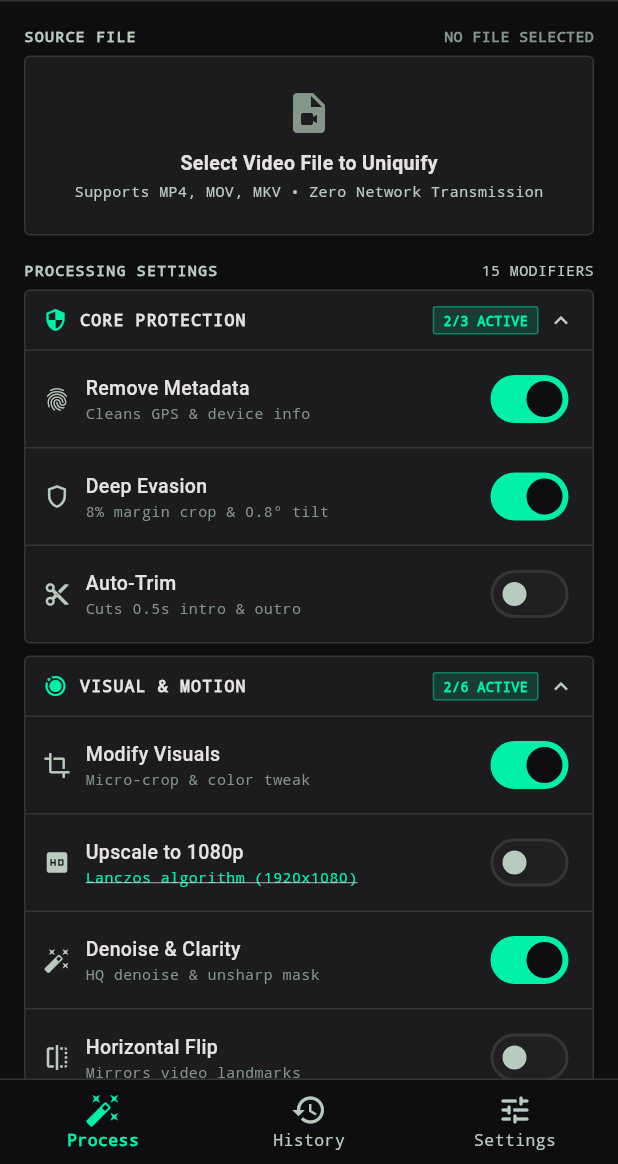
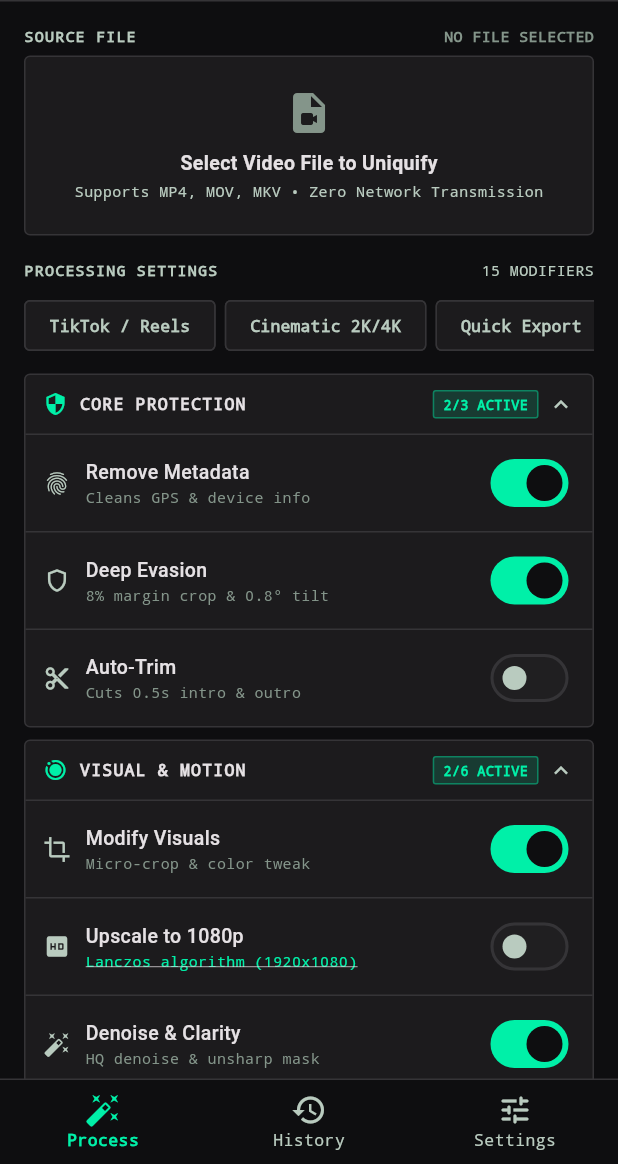
Before and after one commit to novri-ra/nra-video-uniquifier, a Flutter app: the screen it shows after launch, on a phone screen of 412 x 824 dp, the part 72-1236 px from its top. Run offline on Flutter 3.47's test engine with Material 3 defaults, Android fonts, the phone set to English and light mode, and no system bars; our stand-ins replace file_picker, flutter_local_notifications, open_filex, permission_handler, share_plus, shared_preferences; missing offline and left inert: ffmpeg_kit_flutter_new, storage_space.

Commit message:
feat(engine): master engine 100% load, faststart, and ux optimization
- Add unconstrained multi-threading (-threads 0) with thermal throttle fallback (-threads 4)
- Accelerate 2K/4K high-res renders to -preset faster with lossless parity (-crf 17 -tune film)
- Enforce strict even dimension rounding before yuv420p formatting
- Inject -movflags +faststart and BT.709 color primaries metadata
- Enforce CFR mode (-fps_mode cfr) and complete studio audio pipeline (aresample, aformat, loudnorm, 192k AAC)
- Add native NCNN JNI dynamic CPU hardware concurrency threads (4-8)
- Implement StorageService with 2GB pre-flight check, auto-prune stale files, and graceful cleanup
- Add discrete item cancellation and inter-item memory purge to BatchQueueProvider
- Add quick preset chip selector and manual sharpening & saturation tuning sliders
- Add PopScope cancellation guard, remove debug simulations, and set notification channel

```diff
--- a/lib/core/services/notification_service.dart
+++ b/lib/core/services/notification_service.dart
@@ -18,7 +18,7 @@ class NotificationService {
   static const int progressNotificationId = 8801;
   static const int completeNotificationId = 8802;
 
-  static const String processChannelId = 'video_process_channel';
+  static const String processChannelId = 'nra_video_processing_channel';
   static const String completeChannelId = 'video_complete_channel';
 
   static int _lastProgressPercent = -1;
@@ -38,7 +38,7 @@ class NotificationService {
         await androidPlugin.createNotificationChannel(
           const AndroidNotificationChannel(
             processChannelId,
-            'Video Processing',
+            'Pemrosesan Video NRA',
             description: 'Ongoing video processing progress',
             importance: Importance.low,
             playSound: false,
@@ -104,7 +104,7 @@ class NotificationService {
 
     final androidDetails = AndroidNotificationDetails(
       processChannelId,
-      'Video Processing',
+      'Pemrosesan Video NRA',
       channelDescription: 'Ongoing video processing progress',
       importance: Importance.low,
       priority: Priority.low,
--- a/lib/core/services/settings_service.dart
+++ b/lib/core/services/settings_service.dart
@@ -109,6 +109,9 @@ class SettingsService {
   static const String keyUpscale1080p = 'app_upscale_1080p';
   static const String keyBlurredCanvas = 'app_blurred_canvas';
   static const String keyMuteOriginalAudio = 'app_mute_original_audio';
+  static const String keyThermalThrottle = 'app_thermal_throttle';
+  static const String keySharpeningLevel = 'app_sharpening_level';
+  static const String keySaturationLevel = 'app_saturation_level';
 
   static Future<bool> _getBool(String key, bool fallback) async =>
       (await SharedPreferences.getInstance()).getBool(key) ?? fallback;
@@ -193,6 +196,29 @@ class SettingsService {
 
   static Future<bool> getMuteOriginalAudio() => _getBool(keyMuteOriginalAudio, false);
   static Future<void> setMuteOriginalAudio(bool enabled) => _setBool(keyMuteOriginalAudio, enabled);
+
+  static Future<bool> getThermalThrottle() => _getBool(keyThermalThrottle, false);
+  static Future<void> setThermalThrottle(bool enabled) => _setBool(keyThermalThrottle, enabled);
+
+  static Future<double> getSharpeningLevel() async {
+    final prefs = await SharedPreferences.getInstance();
+    return prefs.getDouble(keySharpeningLevel) ?? 1.0;
+  }
+
+  static Future<void> setSharpeningLevel(double val) async {
+    final prefs = await SharedPreferences.getInstance();
+    await prefs.setDouble(keySharpeningLevel, val);
+  }
+
+  static Future<double> getSaturationLevel() async {
+    final prefs = await SharedPreferences.getInstance();
+    return prefs.getDouble(keySaturationLevel) ?? 1.0;
+  }
+
+  static Future<void> setSaturationLevel(double val) async {
+    final prefs = await SharedPreferences.getInstance();
+    await prefs.setDouble(keySaturationLevel, val);
+  }
 
   static Future<bool> getEnhanceAndDenoise() => _getBool(keyEnhanceAndDenoise, true);
   static Future<void> setEnhanceAndDenoise(bool enabled) => _setBool(keyEnhanceAndDenoise, enabled);
--- a/lib/features/process/screens/process_screen.dart
+++ b/lib/features/process/screens/process_screen.dart
@@ -137,6 +137,8 @@ class _ProcessBody extends StatelessWidget {
         const SizedBox(height: 16),
         const ModifiersHeader(),
         const SizedBox(height: 6),
+        PresetChipRow(provider: provider),
+        const SizedBox(height: 8),
         ModifiersCard(provider: provider, onOpenAdvanced: onOpenAdvanced),
         const SizedBox(height: 12),
         EngineStateStrip(provider: provider, onTap: onOpenAdvanced),
--- a/lib/features/process/widgets/modifiers_card.dart
+++ b/lib/features/process/widgets/modifiers_card.dart
@@ -2,8 +2,82 @@ import 'package:flutter/material.dart';
 import '../../../../core/providers/uniquifier_provider.dart';
 import '../../../../core/services/settings_service.dart';
 import '../../../../core/theme/app_theme.dart';
+import '../../../../shared/widgets/category_accordion_card.dart';
 import '../../../../shared/widgets/setting_slider_toggle_row.dart';
 import '../../../../shared/widgets/setting_toggle_row.dart';
+
+class PresetChipRow extends StatelessWidget {
+  final UniquifierProvider provider;
+  const PresetChipRow({super.key, required this.provider});
+
+  @override
+  Widget build(BuildContext context) {
+    return SingleChildScrollView(
+      scrollDirection: Axis.horizontal,
+      child: Row(
+        children: [
+          _PresetChip(
+            label: 'TikTok / Reels',
+            isSelected: provider.activePreset == 'TikTok / Reels',
+            onTap: () => provider.applyPreset(
+              removeMetadata: true, modifyAudio: true, modifyVisuals: true,
+              upscale1080p: false, upscaleTarget: '1080p',
+              enableEnhanceAndDenoise: false, enableDeepAntiFingerprint: true,
+              enableHorizontalFlip: true, enableAutoTrim: true,
+              enableBlurredCanvas: true, canvasScalePercent: 95.0,
+              presetName: 'TikTok / Reels',
+            ),
+          ),
+          const SizedBox(width: 6),
+          _PresetChip(
+            label: 'Cinematic 2K/4K',
+            isSelected: provider.activePreset == 'Cinematic 2K/4K',
+            onTap: () => provider.applyPreset(
+              removeMetadata: true, modifyAudio: true, modifyVisuals: true,
+              upscale1080p: true, upscaleTarget: '2k',
+              enableEnhanceAndDenoise: true, enableDeepAntiFingerprint: false,
+              enableHorizontalFlip: false, enableBlurredCanvas: false,
+              presetName: 'Cinematic 2K/4K',
+            ),
+          ),
+          const SizedBox(width: 6),
+          _PresetChip(
+            label: 'Quick Export',
+            isSelected: provider.activePreset == 'Quick Export',
+            onTap: () => provider.applyPreset(
+              removeMetadata: true, modifyAudio: false, modifyVisuals: false,
+              upscale1080p: false, upscaleTarget: '1080p',
+              enableEnhanceAndDenoise: false, enableDeepAntiFingerprint: false,
+              enableHorizontalFlip: false, enableBlurredCanvas: false,
+              presetName: 'Quick Export',
+            ),
+          ),
+        ],
+      ),
+    );
+  }
+}
+
+class _PresetChip extends StatelessWidget {
+  final String label;
+  final bool isSelected;
+  final VoidCallback onTap;
+  const _PresetChip({required this.label, required this.isSelected, required this.onTap});
+
+  @override
+  Widget build(BuildContext context) {
+    return ActionChip(
+      label: Text(label, style: TextStyle(
+        color: isSelected ? AppColors.onPrimary : AppColors.onSurfaceVariant,
+        fontSize: 11, fontWeight: FontWeight.w600, fontFamily: 'monospace',
+      )),
+      backgroundColor: isSelected ? AppColors.primaryContainer : AppColors.surfaceContainerLow,
+      side: BorderSide(color: isSelected ? AppColors.primaryContainer : AppColors.surfaceContainerHighest),
+      shape: RoundedRectangleBorder(borderRadius: BorderRadius.circular(4)),
+      onPressed: onTap,
+    );
+  }
+}
 
 class ModifiersHeader extends StatelessWidget {
   const ModifiersHeader({super.key});
@@ -68,7 +142,9 @@ class ModifiersCard extends StatelessWidget {
 
         final textureActive = (provider.enableBlurredCanvas ? 1 : 0) +
             (provider.enableChromaShift ? 1 : 0) +
-            (provider.enableMicroOverlay ? 1 : 0);
+            (provider.enableMicroOverlay ? 1 : 0) +
+            (provider.sharpeningLevel != 1.0 ? 1 : 0) +
+            (provider.saturationLevel != 1.0 ? 1 : 0);
 
         final audioActive = (provider.modifyAudio ? 1 : 0) +
             (provider.enableAggressiveAudio ? 1 : 0) +
@@ -76,7 +152,7 @@ class ModifiersCard extends StatelessWidget {
 
         return Column(
           children: [
-            _CategoryAccordionCard(
+            CategoryAccordionCard(
               title: 'CORE PROTECTION',
               icon: Icons.security,
               activeCount: coreActive,
@@ -109,7 +185,7 @@ class ModifiersCard extends StatelessWidget {
               ],
             ),
             const SizedBox(height: 8),
-            _CategoryAccordionCard(
+            CategoryAccordionCard(
               title: 'VISUAL & MOTION',
               icon: Icons.motion_photos_on,
               activeCount: visualActive,
@@ -169,11 +245,11 @@ class ModifiersCard extends StatelessWidget {
               ],
             ),
             const SizedBox(height: 8),
-            _CategoryAccordionCard(
+            CategoryAccordionCard(
               title: 'FRAMING & TEXTURE',
               icon: Icons.auto_awesome_mosaic,
               activeCount: textureActive,
-              totalCount: 3,
+              totalCount: 5,
               initiallyExpanded: true,
               children: [
                 SettingSliderToggleRow(
@@ -202,10 +278,36 @@ class ModifiersCard extends StatelessWidget {
                   value: provider.enableMicroOverlay,
                   onChanged: provider.toggleMicroOverlay,
                 ),
+                const Divider(color: AppColors.surfaceContainerHighest, height: 1),
+                SettingSliderToggleRow(
+                  icon: Icons.deblur,
+                  title: 'Sharpening Level',
+                  subtitle: 'Adjust unsharp mask intensity',
+                  value: true,
+                  onChanged: (_) {},
+                  sliderValue: provider.sharpeningLevel * 100,
+                  min: 20.0,
+                  max: 200.0,
+                  sliderLabel: '${provider.sharpeningLevel.toStringAsFixed(1)}x',
+                  onSliderChanged: (v) => provider.setSharpeningLevel(v / 100),
+                ),
+                const Divider(color: AppColors.surfaceContainerHighest, height: 1),
+                SettingSliderToggleRow(
+                  icon: Icons.color_lens_outlined,
+                  title: 'Saturation Level',
+                  subtitle: 'Color intensity control',
+                  value: true,
+                  onChanged: (_) {},
+                  sliderValue: provider.saturationLevel * 100,
+                  min: 80.0,
+                  max: 130.0,
+                  sliderLabel: '${provider.saturationLevel.toStringAsFixed(2)}x',
+                  onSliderChanged: (v) => provider.setSaturationLevel(v / 100),
+                ),
               ],
             ),
             const SizedBox(height: 8),
-            _CategoryAccordionCard(
+            CategoryAccordionCard(
               title: 'AUDIO MASKING',
               icon: Icons.graphic_eq,
               activeCount: audioActive,
@@ -243,123 +345,3 @@ class ModifiersCard extends StatelessWidget {
     );
   }
 }
-
-class _CategoryAccordionCard extends StatefulWidget {
-  final String title;
-  final IconData icon;
-  final int activeCount;
-  final int totalCount;
-  final bool initiallyExpanded;
-  final List<Widget> children;
-
-  const _CategoryAccordionCard({
-    required this.title,
-    required this.icon,
-    required this.activeCount,
-    required this.totalCount,
-    this.initiallyExpanded = false,
-    required this.children,
-  });
-
-  @override
-  State<_CategoryAccordionCard> createState() => _CategoryAccordionCardState();
-}
-
-class _CategoryAccordionCardState extends State<_CategoryAccordionCard> {
-  late bool _expanded;
-
-  @override
-  void initState() {
-    super.initState();
-    _expanded = widget.initiallyExpanded;
-  }
-
-  @override
-  Widget build(BuildContext context) {
-    return Container(
-      decoration: BoxDecoration(
-        color: AppColors.surfaceContainerLow,
-        borderRadius: BorderRadius.circular(4),
-        border: Border.all(color: AppColors.surfaceContainerHighest),
-      ),
-      child: Column(
-        children: [
-          InkWell(
-            onTap: () => setState(() => _expanded = !_expanded),
-            borderRadius: BorderRadius.circular(4),
-            child: Padding(
-              padding: const EdgeInsets.symmetric(horizontal: 12, vertical: 10),
-              child: Row(
-                mainAxisAlignment: MainAxisAlignment.spaceBetween,
-                children: [
-                  Expanded(
-                    child: Row(
-                      children: [
-                        Icon(widget.icon, color: AppColors.primaryContainer, size: 16),
-                        const SizedBox(width: 8),
-                        Expanded(
-                          child: Text(
-                            widget.title,
-                            style: const TextStyle(
-                              color: AppColors.onSurface,
-                              fontSize: 11,
-                              fontWeight: FontWeight.w700,
-                              letterSpacing: 0.8,
-                              fontFamily: 'monospace',
-                            ),
-                            maxLines: 1,
-                            overflow: TextOverflow.ellipsis,
-                          ),
-                        ),
-                      ],
-                    ),
-                  ),
-                  const SizedBox(width: 6),
-                  Row(
-                    children: [
-                      Container(
-                        padding: const EdgeInsets.symmetric(horizontal: 6, vertical: 2),
-                        decoration: BoxDecoration(
-                          color: widget.activeCount > 0
-                              ? AppColors.primaryContainer.withValues(alpha: 0.15)
-                              : AppColors.surfaceContainer,
-                          borderRadius: BorderRadius.circular(2),
-                          border: Border.all(
-                            color: widget.activeCount > 0
-                                ? AppColors.primaryContainer.withValues(alpha: 0.4)
-                                : AppColors.surfaceContainerHighest,
-                          ),
-                        ),
-                        child: Text(
-                          '${widget.activeCount}/${widget.totalCount} ACTIVE',
-                          style: TextStyle(
-                            color: widget.activeCount > 0
-                                ? AppColors.primaryContainer
-                                : AppColors.outline,
-                            fontSize: 9,
-                            fontWeight: FontWeight.w700,
-                            fontFamily: 'monospace',
-                          ),
-                        ),
-                      ),
-                      const SizedBox(width: 6),
-                      Icon(
-                        _expanded ? Icons.keyboard_arrow_up : Icons.keyboard_arrow_down,
-                        color: AppColors.onSurfaceVariant,
-                        size: 18,
-                      ),
-                    ],
-                  ),
-                ],
-              ),
-            ),
-          ),
-          if (_expanded) ...[
-            const Divider(color: AppColors.surfaceContainerHighest, height: 1),
-            ...widget.children,
-          ],
-        ],
-      ),
-    );
-  }
-}
--- a/lib/features/process/widgets/processing_log_viewer.dart
+++ b/lib/features/process/widgets/processing_log_viewer.dart
@@ -137,7 +137,7 @@ class _TerminalLogBox extends StatelessWidget {
   @override
   Widget build(BuildContext context) {
     return Container(
-      height: 60,
+      height: 120,
       padding: const EdgeInsets.all(8),
       decoration: BoxDecoration(
         color: AppColors.surfaceContainerLowest,
--- a/lib/features/settings/widgets/preset_profile_card.dart
+++ b/lib/features/settings/widgets/preset_profile_card.dart
@@ -14,11 +14,11 @@ class PresetProfileCard extends StatelessWidget {
       children: [
         _PresetTile(
           icon: Icons.bolt,
-          title: 'TikTok Fast',
-          description: '8% crop, dynamic micro-tilt, metadata scrub & auto-trim',
+          title: 'TikTok / Reels Aggressive',
+          description: 'HFlip ON, Micro-Trim, Canvas Blur 95%, Noise tipis, 1080p',
           badge: 'FAST',
           badgeColor: AppColors.primaryContainer,
-          isSelected: provider.activePreset == 'TikTok Fast',
+          isSelected: provider.activePreset == 'TikTok / Reels',
           onTap: () => provider.applyPreset(
             removeMetadata: true,
             modifyAudio: true,
@@ -26,18 +26,21 @@ class PresetProfileCard extends StatelessWidget {
             upscale1080p: false,
             enableEnhanceAndDenoise: false,
             enableDeepAntiFingerprint: true,
+            enableHorizontalFlip: true,
             enableAutoTrim: true,
-            presetName: 'TikTok Fast',
+            enableBlurredCanvas: true,
+            canvasScalePercent: 95.0,
+            presetName: 'TikTok / Reels',
           ),
         ),
         const SizedBox(height: 8),
         _PresetTile(
-          icon: Icons.security,
-          title: 'Maximum Anti-Fingerprint',
-          description: '2K Lanczos, flip, pink noise, dual-band EQ & trim',
-          badge: 'ULTRA',
+          icon: Icons.movie_filter,
+          title: 'Cinematic 2K / 4K Clean',
+          description: 'No HFlip, No Canvas Blur, AI Upscale + Unsharp, Target 2K',
+          badge: 'CINEMA',
           badgeColor: AppColors.secondary,
-          isSelected: provider.activePreset == 'Maximum Anti-Fingerprint',
+          isSelected: provider.activePreset == 'Cinematic 2K/4K',
           onTap: () => provider.applyPreset(
             removeMetadata: true,
             modifyAudio: true,
@@ -45,21 +48,20 @@ class PresetProfileCard extends StatelessWidget {
             upscale1080p: true,
             upscaleTarget: '2k',
             enableEnhanceAndDenoise: true,
-            enableDeepAntiFingerprint: true,
-            enableHorizontalFlip: true,
-            enableAggressiveAudio: true,
-            enableAutoTrim: true,
-            presetName: 'Maximum Anti-Fingerprint',
+            enableDeepAntiFingerprint: false,
+            enableHorizontalFlip: false,
+            enableBlurredCanvas: false,
+            presetName: 'Cinematic 2K/4K',
           ),
         ),
         const SizedBox(height: 8),
         _PresetTile(
-          icon: Icons.shield_outlined,
-          title: 'Lossless Stealth',
-          description: 'Zero visual distortion • Pure container & EXIF scrubbing',
-          badge: 'CLEAN',
+          icon: Icons.flash_on,
+          title: 'Ultra-Light / Quick Export',
+          description: 'Minimal filters, CRF 22, no AI upscale, metadata scrub only',
+          badge: 'QUICK',
           badgeColor: AppColors.outline,
-          isSelected: provider.activePreset == 'Lossless Stealth',
+          isSelected: provider.activePreset == 'Quick Export',
           onTap: () => provider.applyPreset(
             removeMetadata: true,
             modifyAudio: false,
@@ -70,7 +72,8 @@ class PresetProfileCard extends StatelessWidget {
             enableHorizontalFlip: false,
             enableAggressiveAudio: false,
             enableAutoTrim: false,
-            presetName: 'Lossless Stealth',
+            enableBlurredCanvas: false,
+            presetName: 'Quick Export',
           ),
         ),
       ],
--- a/lib/main.dart
+++ b/lib/main.dart
@@ -5,6 +5,7 @@ import 'core/providers/batch_queue_provider.dart';
 import 'core/providers/uniquifier_provider.dart';
 import 'core/services/notification_service.dart';
 import 'core/services/settings_service.dart';
+import 'core/services/storage_service.dart';
 import 'core/theme/app_theme.dart';
 import 'features/navigation/screens/root_navigation_screen.dart';
 
@@ -14,6 +15,7 @@ void main() async {
     FFmpegKitConfig.setSessionHistorySize(3);
   } catch (_) {}
   try {
+    await StorageService.pruneStaleFiles();
     await SettingsService.purgeTempCache();
   } catch (_) {}
   try {
--- /dev/null
+++ b/lib/shared/widgets/category_accordion_card.dart
@@ -0,0 +1,128 @@
+import 'package:flutter/material.dart';
+import '../../../core/theme/app_theme.dart';
+
+class CategoryAccordionCard extends StatefulWidget {
+  final String title;
+  final IconData icon;
+  final int activeCount;
+  final int totalCount;
+  final bool initiallyExpanded;
+  final List<Widget> children;
+
+  const CategoryAccordionCard({
+    super.key,
+    required this.title,
+    required this.icon,
+    required this.activeCount,
+    required this.totalCount,
+    this.initiallyExpanded = false,
+    required this.children,
+  });
+
+  @override
+  State<CategoryAccordionCard> createState() => _CategoryAccordionCardState();
+}
+
+class _CategoryAccordionCardState extends State<CategoryAccordionCard> {
+  late bool _expanded;
+
+  @override
+  void initState() {
+    super.initState();
+    _expanded = widget.initiallyExpanded;
+  }
+
+  @override
+  Widget build(BuildContext context) {
+    return Container(
+      decoration: BoxDecoration(
+        color: AppColors.surfaceContainerLow,
+        borderRadius: BorderRadius.circular(4),
+        border: Border.all(color: AppColors.surfaceContainerHighest),
+      ),
+      child: Column(
+        children: [
+          InkWell(
+            onTap: () => setState(() => _expanded = !_expanded),
+            borderRadius: BorderRadius.circular(4),
+            child: Padding(
+              padding: const EdgeInsets.symmetric(horizontal: 12, vertical: 10),
+              child: Row(
+                mainAxisAlignment: MainAxisAlignment.spaceBetween,
+                children: [
+                  Expanded(
+                    child: Row(
+                      children: [
+                        Icon(widget.icon, color: AppColors.primaryContainer, size: 16),
+                        const SizedBox(width: 8),
+                        Expanded(
+                          child: Text(
+                            widget.title,
+                            style: const TextStyle(
+                              color: AppColors.onSurface,
+                              fontSize: 11,
+                              fontWeight: FontWeight.w700,
+                              letterSpacing: 0.8,
+                              fontFamily: 'monospace',
+                            ),
+                            maxLines: 1,
+                            overflow: TextOverflow.ellipsis,
+                          ),
+                        ),
+                      ],
+                    ),
+                  ),
+                  const SizedBox(width: 6),
+                  Row(
+                    children: [
+                      _ActiveBadge(activeCount: widget.activeCount, totalCount: widget.totalCount),
+                      const SizedBox(width: 6),
+                      Icon(
+                        _expanded ? Icons.keyboard_arrow_up : Icons.keyboard_arrow_down,
+                        color: AppColors.onSurfaceVariant,
+                        size: 18,
+                      ),
+                    ],
+                  ),
+                ],
+              ),
+            ),
+          ),
+          if (_expanded) ...[
+            const Divider(color: AppColors.surfaceContainerHighest, height: 1),
+            ...widget.children,
+          ],
+        ],
+      ),
+    );
+  }
+}
+
+class _ActiveBadge extends StatelessWidget {
+  final int activeCount, totalCount;
+  const _ActiveBadge({required this.activeCount, required this.totalCount});
+
+  @override
+  Widget build(BuildContext context) {
+    final isActive = activeCount > 0;
+    return Container(
+      padding: const EdgeInsets.symmetric(horizontal: 6, vertical: 2),
+      decoration: BoxDecoration(
+        color: isActive ? AppColors.primaryContainer.withValues(alpha: 0.15) : AppColors.surfaceContainer,
+        borderRadius: BorderRadius.circular(2),
+        border: Border.all(
+          color: isActive ? AppColors.primaryContainer.withValues(alpha: 0.4) : AppColors.surfaceContainerHighest,
+        ),
+      ),
+      child: Text(
+        '$activeCount/$totalCount ACTIVE',
+        style: TextStyle(
+          color: isActive ? AppColors.primaryContainer : AppColors.outline,
+          fontSize: 9,
+          fontWeight: FontWeight.w700,
+          fontFamily: 'monospace',
+        ),
+      ),
+    );
+  }
+}
```
Also changed, not shown: lib/core/providers/batch_queue_provider.dart (+16 -0 lines), lib/core/providers/uniquifier_provider.dart (+29 -14 lines), lib/core/services/ffmpeg_service.dart (+11 -5 lines), lib/core/services/filter_builders.dart (+7 -7 lines), lib/core/services/storage_service.dart (added, +50 -0 lines), lib/features/process/screens/processing_screen.dart (+26 -49 lines), 6 other files.
